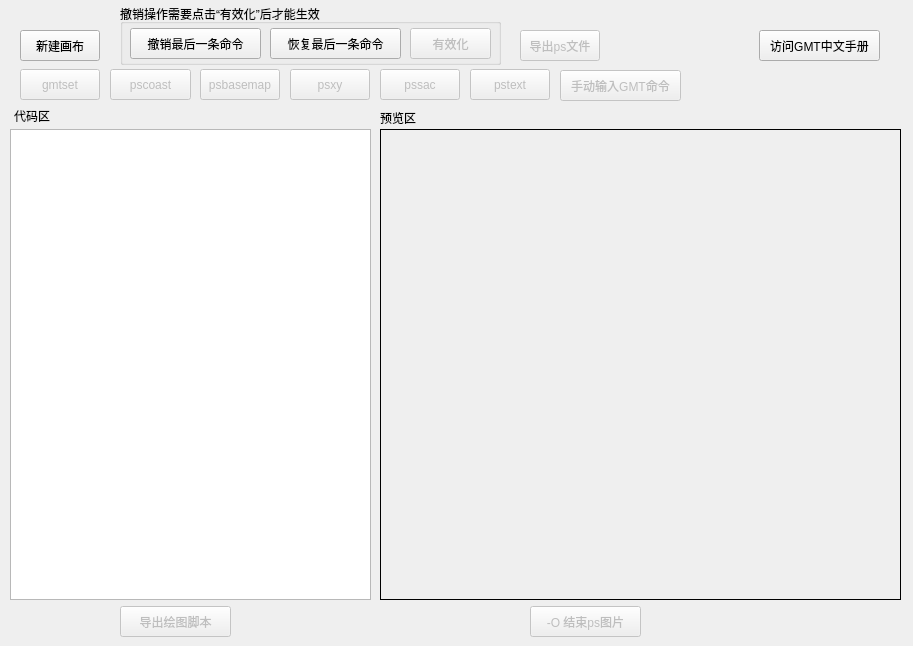
Before: the Qt Designer form src/mainwindow.ui in CovMat/GMT-mini-GUI, drawn with Qt 5.
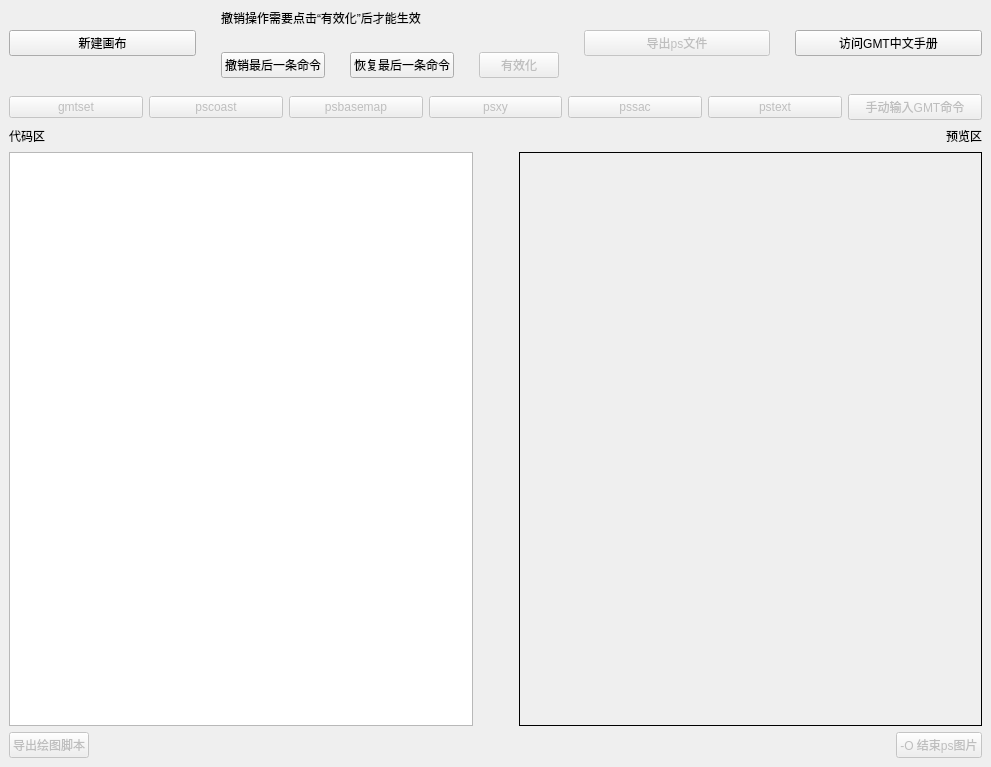
After: the same form once the commit is applied.

Commit message: mainwindow布局调整，适应窗口动态调整。

Patch:
```diff
--- a/src/mainwindow.ui
+++ b/src/mainwindow.ui
@@ -6,307 +6,302 @@
    <rect>
     <x>0</x>
     <y>0</y>
-    <width>913</width>
-    <height>646</height>
+    <width>991</width>
+    <height>767</height>
    </rect>
   </property>
   <property name="windowTitle">
    <string>MainWindow</string>
   </property>
   <widget class="QWidget" name="centralwidget">
+   <property name="sizePolicy">
+    <sizepolicy hsizetype="Expanding" vsizetype="Expanding">
+     <horstretch>0</horstretch>
+     <verstretch>0</verstretch>
+    </sizepolicy>
+   </property>
+   <layout class="QHBoxLayout" name="horizontalLayout_7">
+    <item>
+     <layout class="QVBoxLayout" name="verticalLayout_3">
+      <property name="sizeConstraint">
+       <enum>QLayout::SetMinAndMaxSize</enum>
+      </property>
+      <item>
+       <layout class="QHBoxLayout" name="horizontalLayout_4">
+        <property name="spacing">
+         <number>25</number>
+        </property>
+        <property name="sizeConstraint">
+         <enum>QLayout::SetMaximumSize</enum>
+        </property>
+        <property name="bottomMargin">
+         <number>10</number>
+        </property>
+        <item>
    <widget class="QPushButton" name="new_PS_file">
-    <property name="geometry">
-     <rect>
-      <x>20</x>
-      <y>30</y>
-      <width>80</width>
-      <height>31</height>
-     </rect>
-    </property>
     <property name="text">
      <string>新建画布</string>
     </property>
    </widget>
-   <widget class="QListWidget" name="cmd_list">
-    <property name="geometry">
-     <rect>
-      <x>10</x>
-      <y>129</y>
-      <width>361</width>
-      <height>471</height>
-     </rect>
-    </property>
-   </widget>
-   <widget class="QPushButton" name="pscoast">
-    <property name="enabled">
+        </item>
+        <item>
+         <layout class="QVBoxLayout" name="verticalLayout_4">
+          <item>
+           <widget class="QLabel" name="label_4">
+            <property name="mouseTracking">
      <bool>false</bool>
     </property>
-    <property name="geometry">
-     <rect>
-      <x>110</x>
-      <y>69</y>
-      <width>81</width>
-      <height>31</height>
-     </rect>
-    </property>
     <property name="text">
-     <string>pscoast</string>
-    </property>
-   </widget>
-   <widget class="QPushButton" name="endps">
-    <property name="enabled">
-     <bool>false</bool>
-    </property>
-    <property name="geometry">
-     <rect>
-      <x>530</x>
-      <y>606</y>
-      <width>111</width>
-      <height>31</height>
-     </rect>
-    </property>
-    <property name="text">
-     <string>-O 结束ps图片</string>
-    </property>
-   </widget>
-   <widget class="QGroupBox" name="groupBox">
-    <property name="geometry">
-     <rect>
-      <x>120</x>
-      <y>4</y>
-      <width>381</width>
-      <height>61</height>
-     </rect>
-    </property>
-    <property name="title">
      <string>撤销操作需要点击“有效化”后才能生效</string>
     </property>
-    <widget class="QPushButton" name="redo">
-     <property name="geometry">
-      <rect>
-       <x>150</x>
-       <y>24</y>
-       <width>131</width>
-       <height>31</height>
-      </rect>
-     </property>
-     <property name="text">
-      <string>恢复最后一条命令</string>
-     </property>
-    </widget>
+           </widget>
+          </item>
+          <item>
+           <layout class="QHBoxLayout" name="horizontalLayout_6">
+            <item>
     <widget class="QPushButton" name="undo">
-     <property name="geometry">
-      <rect>
-       <x>10</x>
-       <y>24</y>
-       <width>131</width>
-       <height>31</height>
-      </rect>
-     </property>
      <property name="text">
       <string>撤销最后一条命令</string>
      </property>
     </widget>
+            </item>
+            <item>
+             <widget class="QPushButton" name="redo">
+              <property name="text">
+               <string>恢复最后一条命令</string>
+              </property>
+             </widget>
+            </item>
+            <item>
     <widget class="QPushButton" name="undo_confirm">
      <property name="enabled">
       <bool>false</bool>
      </property>
-     <property name="geometry">
-      <rect>
-       <x>290</x>
-       <y>24</y>
-       <width>81</width>
-       <height>31</height>
-      </rect>
-     </property>
      <property name="text">
       <string>有效化</string>
      </property>
     </widget>
-   </widget>
-   <widget class="QPushButton" name="psbasemap">
-    <property name="enabled">
-     <bool>false</bool>
-    </property>
-    <property name="geometry">
-     <rect>
-      <x>200</x>
-      <y>69</y>
-      <width>80</width>
-      <height>31</height>
-     </rect>
-    </property>
-    <property name="text">
-     <string>psbasemap</string>
-    </property>
-   </widget>
-   <widget class="QLabel" name="label">
-    <property name="geometry">
-     <rect>
-      <x>380</x>
-      <y>129</y>
-      <width>521</width>
-      <height>471</height>
-     </rect>
-    </property>
-    <property name="styleSheet">
-     <string notr="true">border:1px solid rgb(0, 0, 0);</string>
-    </property>
-    <property name="text">
-     <string/>
-    </property>
-   </widget>
+            </item>
+           </layout>
+          </item>
+         </layout>
+        </item>
+        <item>
    <widget class="QPushButton" name="export_ps">
     <property name="enabled">
      <bool>false</bool>
     </property>
-    <property name="geometry">
-     <rect>
-      <x>520</x>
-      <y>30</y>
-      <width>80</width>
-      <height>31</height>
-     </rect>
-    </property>
     <property name="text">
      <string>导出ps文件</string>
     </property>
    </widget>
-   <widget class="QPushButton" name="export_cmd">
+        </item>
+        <item>
+         <widget class="QPushButton" name="pushButton">
+          <property name="text">
+           <string>访问GMT中文手册</string>
+          </property>
+         </widget>
+        </item>
+       </layout>
+      </item>
+      <item>
+       <layout class="QVBoxLayout" name="verticalLayout">
+        <property name="sizeConstraint">
+         <enum>QLayout::SetMaximumSize</enum>
+        </property>
+        <item>
+         <layout class="QVBoxLayout" name="verticalLayout_2"/>
+        </item>
+        <item>
+         <layout class="QHBoxLayout" name="horizontalLayout_5">
+          <item>
+           <widget class="QPushButton" name="gmtset">
     <property name="enabled">
      <bool>false</bool>
     </property>
-    <property name="geometry">
-     <rect>
-      <x>120</x>
-      <y>606</y>
-      <width>111</width>
-      <height>31</height>
-     </rect>
-    </property>
+            <property name="text">
+             <string>gmtset</string>
+            </property>
+           </widget>
+          </item>
+          <item>
+           <widget class="QPushButton" name="pscoast">
+            <property name="enabled">
+             <bool>false</bool>
+            </property>
     <property name="text">
-     <string>导出绘图脚本</string>
-    </property>
-   </widget>
+             <string>pscoast</string>
+            </property>
+           </widget>
+          </item>
+          <item>
+           <widget class="QPushButton" name="psbasemap">
+            <property name="enabled">
+             <bool>false</bool>
+            </property>
+            <property name="text">
+             <string>psbasemap</string>
+            </property>
+           </widget>
+          </item>
+          <item>
    <widget class="QPushButton" name="psxy">
     <property name="enabled">
      <bool>false</bool>
     </property>
-    <property name="geometry">
-     <rect>
-      <x>290</x>
-      <y>69</y>
-      <width>80</width>
-      <height>31</height>
-     </rect>
-    </property>
     <property name="text">
      <string>psxy</string>
     </property>
    </widget>
+          </item>
+          <item>
    <widget class="QPushButton" name="pssac">
     <property name="enabled">
      <bool>false</bool>
     </property>
-    <property name="geometry">
-     <rect>
-      <x>380</x>
-      <y>69</y>
-      <width>80</width>
-      <height>31</height>
-     </rect>
-    </property>
     <property name="text">
      <string>pssac</string>
     </property>
    </widget>
+          </item>
+          <item>
    <widget class="QPushButton" name="pstext">
     <property name="enabled">
      <bool>false</bool>
     </property>
-    <property name="geometry">
-     <rect>
-      <x>470</x>
-      <y>69</y>
-      <width>80</width>
-      <height>31</height>
-     </rect>
-    </property>
     <property name="text">
      <string>pstext</string>
     </property>
    </widget>
-   <widget class="QPushButton" name="pushButton">
-    <property name="geometry">
-     <rect>
-      <x>759</x>
-      <y>30</y>
-      <width>121</width>
-      <height>31</height>
-     </rect>
-    </property>
-    <property name="text">
-     <string>访问GMT中文手册</string>
-    </property>
-   </widget>
-   <widget class="QPushButton" name="gmtset">
-    <property name="enabled">
-     <bool>false</bool>
-    </property>
-    <property name="geometry">
-     <rect>
-      <x>20</x>
-      <y>69</y>
-      <width>80</width>
-      <height>31</height>
-     </rect>
-    </property>
-    <property name="text">
-     <string>gmtset</string>
-    </property>
-   </widget>
+          </item>
+          <item>
    <widget class="QPushButton" name="custom">
     <property name="enabled">
      <bool>false</bool>
     </property>
-    <property name="geometry">
-     <rect>
-      <x>560</x>
-      <y>70</y>
-      <width>121</width>
-      <height>31</height>
-     </rect>
-    </property>
     <property name="text">
      <string>手动输入GMT命令</string>
     </property>
    </widget>
+          </item>
+         </layout>
+        </item>
+        <item>
+         <layout class="QHBoxLayout" name="horizontalLayout_3">
+          <item>
    <widget class="QLabel" name="label_2">
-    <property name="geometry">
-     <rect>
-      <x>14</x>
-      <y>108</y>
-      <width>91</width>
-      <height>16</height>
-     </rect>
-    </property>
     <property name="text">
      <string>代码区</string>
     </property>
    </widget>
+          </item>
+          <item>
+           <spacer name="horizontalSpacer_3">
+            <property name="orientation">
+             <enum>Qt::Horizontal</enum>
+            </property>
+            <property name="sizeHint" stdset="0">
+             <size>
+              <width>40</width>
+              <height>20</height>
+             </size>
+            </property>
+           </spacer>
+          </item>
+          <item>
    <widget class="QLabel" name="label_3">
-    <property name="geometry">
-     <rect>
-      <x>380</x>
-      <y>110</y>
-      <width>91</width>
-      <height>16</height>
-     </rect>
-    </property>
     <property name="text">
      <string>预览区</string>
     </property>
    </widget>
+          </item>
+         </layout>
+        </item>
+        <item>
+         <layout class="QHBoxLayout" name="horizontalLayout">
+          <item>
+           <widget class="QListWidget" name="cmd_list"/>
+          </item>
+          <item>
+           <spacer name="horizontalSpacer">
+            <property name="orientation">
+             <enum>Qt::Horizontal</enum>
+            </property>
+            <property name="sizeType">
+             <enum>QSizePolicy::Minimum</enum>
+            </property>
+            <property name="sizeHint" stdset="0">
+             <size>
+              <width>40</width>
+              <height>20</height>
+             </size>
+            </property>
+           </spacer>
+          </item>
+          <item>
+           <widget class="QLabel" name="label">
+            <property name="enabled">
+             <bool>true</bool>
+            </property>
+            <property name="sizePolicy">
+             <sizepolicy hsizetype="Expanding" vsizetype="Preferred">
+              <horstretch>0</horstretch>
+              <verstretch>0</verstretch>
+             </sizepolicy>
+            </property>
+            <property name="styleSheet">
+             <string notr="true">border:1px solid rgb(0, 0, 0);</string>
+            </property>
+            <property name="text">
+             <string/>
+            </property>
+           </widget>
+          </item>
+         </layout>
+        </item>
+        <item>
+         <layout class="QHBoxLayout" name="horizontalLayout_2">
+          <item>
+           <widget class="QPushButton" name="export_cmd">
+            <property name="enabled">
+             <bool>false</bool>
+            </property>
+            <property name="text">
+             <string>导出绘图脚本</string>
+            </property>
+           </widget>
+          </item>
+          <item>
+           <spacer name="horizontalSpacer_2">
+            <property name="orientation">
+             <enum>Qt::Horizontal</enum>
+            </property>
+            <property name="sizeHint" stdset="0">
+             <size>
+              <width>40</width>
+              <height>20</height>
+             </size>
+            </property>
+           </spacer>
+          </item>
+          <item>
+           <widget class="QPushButton" name="endps">
+            <property name="enabled">
+             <bool>false</bool>
+            </property>
+            <property name="text">
+             <string>-O 结束ps图片</string>
+            </property>
+           </widget>
+          </item>
+         </layout>
+        </item>
+       </layout>
+      </item>
+     </layout>
+    </item>
+   </layout>
   </widget>
  </widget>
  <tabstops>
```
Left out of the diff: 5 changed lines with no effect on the pictures. Lines whose indentation alone changed are shown as unchanged.
